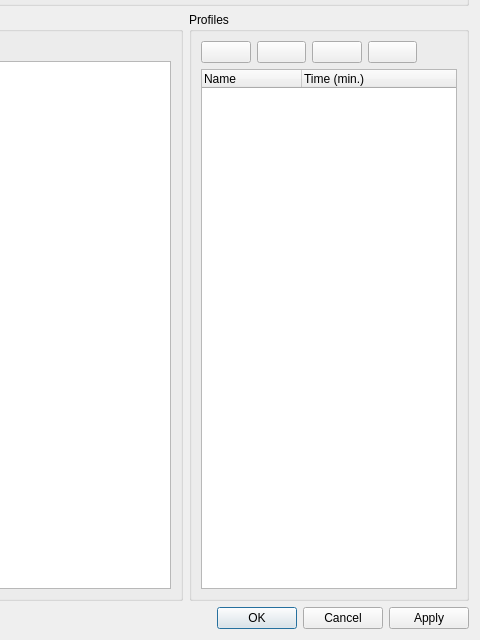
Above: Dialogs/DlgRouteeditor.ui from ma7t3/ScheduleMaster before the change; both pictures show x 720 to 1200 and y 125 to 765 of the 1200 by 765 pixel window. Below: the same form after it.
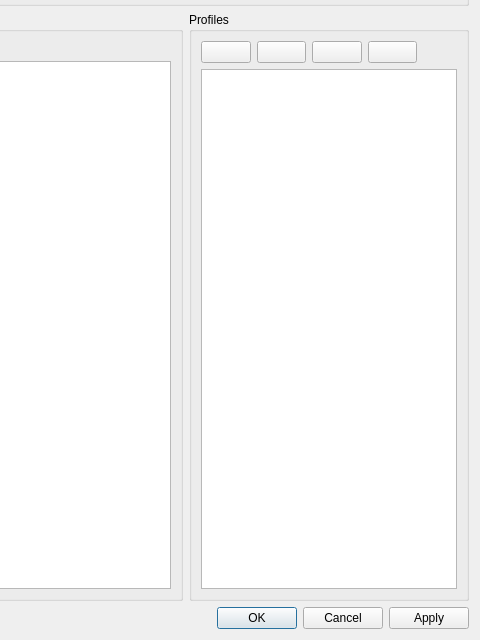
That is the form after the change. Icons and pictures are not drawn.

What changed in the file:
```diff
--- a/Dialogs/DlgRouteeditor.ui
+++ b/Dialogs/DlgRouteeditor.ui
@@ -321,23 +321,13 @@
         <item>
          <layout class="QHBoxLayout" name="horizontalLayout_2">
           <item>
-           <widget class="QTreeWidget" name="twProfiles">
+           <widget class="QTreeView" name="twProfiles">
             <property name="sizePolicy">
              <sizepolicy hsizetype="Maximum" vsizetype="Expanding">
               <horstretch>0</horstretch>
               <verstretch>0</verstretch>
              </sizepolicy>
             </property>
-            <column>
-             <property name="text">
-              <string>Name</string>
-             </property>
-            </column>
-            <column>
-             <property name="text">
-              <string>Time (min.)</string>
-             </property>
-            </column>
            </widget>
           </item>
          </layout>
```
